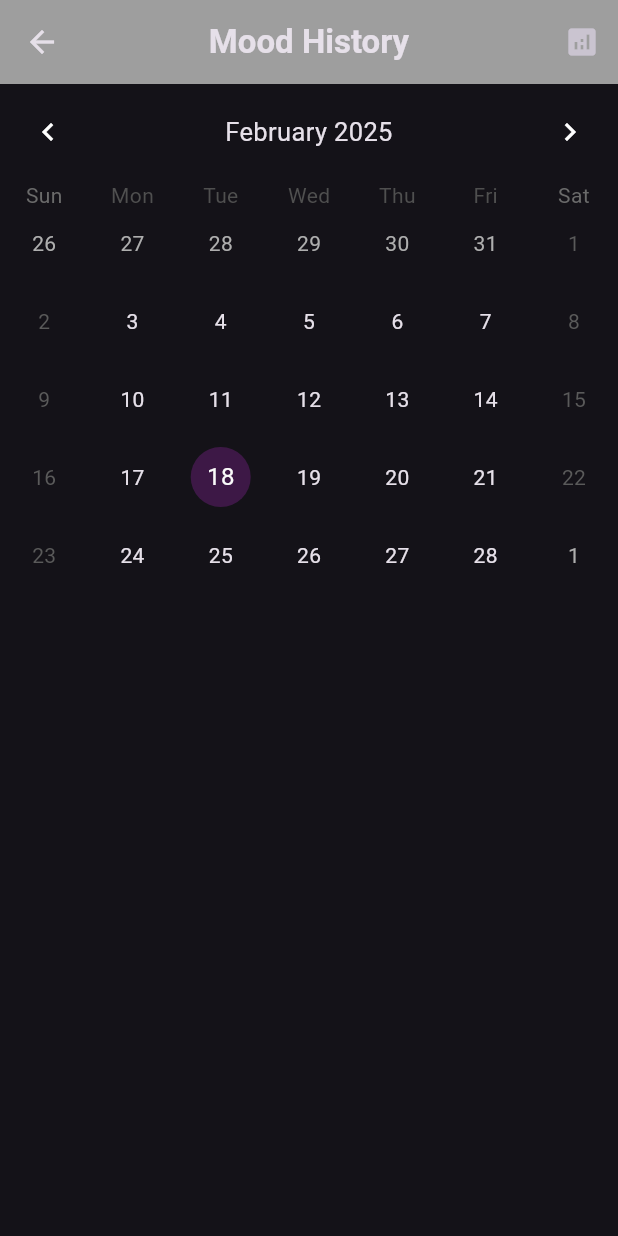
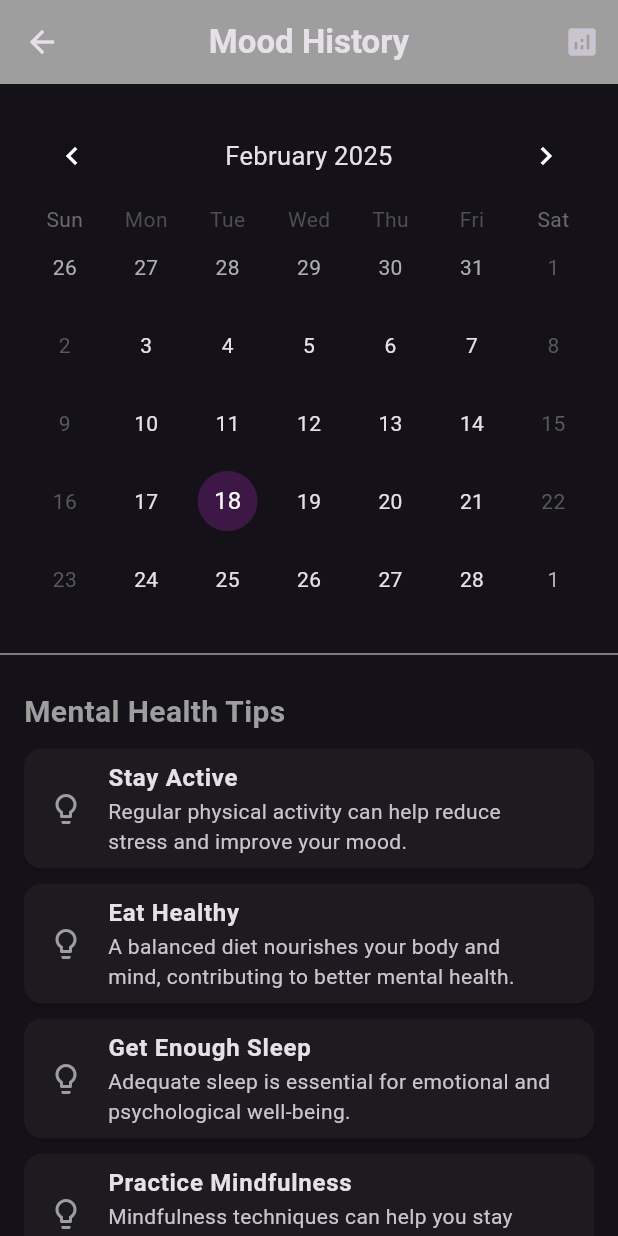
Before and after one commit to aaize/mentalhealth, a Flutter app: the MoodHistoryScreen screen opened directly with empty values, on a phone screen of 412 x 824 dp. Run offline on Flutter 3.47's test engine with Material 3 defaults, Android fonts, the phone set to English and light mode, and no system bars; drawn by our look-alikes of table_calendar; our stand-ins replace cloud_firestore, firebase_auth, firebase_core, fl_chart, fluttertoast, google_fonts and 4 more; accounts and stored records are empty.

Commit message:
mentalhealth

```diff
--- a/lib/screens/moodtracking/mood_history_screen.dart
+++ b/lib/screens/moodtracking/mood_history_screen.dart
@@ -7,8 +7,7 @@ import 'package:mentalhealth/screens/moodtracking/mood_analytics_screen.dart';
 
 class MoodHistoryScreen extends StatefulWidget {
   final String email;
-  final Color backgroundColor; // Receive the backgroundColor
-
+  final Color backgroundColor;
 
   const MoodHistoryScreen({Key? key, required this.email, required this.backgroundColor}) : super(key: key);
 
@@ -59,20 +58,31 @@ class _MoodHistoryScreenState extends State<MoodHistoryScreen> {
     return Scaffold(
       appBar: AppBar(
         centerTitle: true,
-        title: Text('Mood History',
-        style: TextStyle(fontWeight: FontWeight.bold),),
-        backgroundColor: widget.backgroundColor, // Use backgroundColor here
+        title: Text(
+          'Mood History',
+          style: TextStyle(fontWeight: FontWeight.bold),
+        ),
+        backgroundColor: widget.backgroundColor,
         actions: [
           IconButton(
             icon: Icon(Icons.analytics),
             onPressed: () => Navigator.push(
               context,
-              MaterialPageRoute(builder: (_) => MoodAnalyticsScreen(email: widget.email,backgroundColor: widget.backgroundColor,)),
+              MaterialPageRoute(
+                builder: (_) => MoodAnalyticsScreen(
+                  email: widget.email,
+                  backgroundColor: widget.backgroundColor,
+                ),
+              ),
             ),
           ),
         ],
       ),
-      body: StreamBuilder<QuerySnapshot>(
+      body: SingleChildScrollView(
+        child: Column(
+          children: [
+            // Mood Calendar Section
+            StreamBuilder<QuerySnapshot>(
               stream: _moodEntriesStream,
               builder: (context, snapshot) {
                 if (snapshot.hasError) return Text('Error: ${snapshot.error}');
@@ -84,11 +94,74 @@ class _MoodHistoryScreenState extends State<MoodHistoryScreen> {
                     .map((doc) => MoodEntry.fromMap(doc.data() as Map<String, dynamic>))
                     .toList();
 
-          return MoodCalendar(
+                return Padding(
+                  padding: const EdgeInsets.all(16.0),
+                  child: MoodCalendar(
                     moodEntries: moodEntries,
                     onDayPressed: (date) => _showEmojiPicker(context, date),
+                  ),
                 );
               },
+            ),
+            // Divider
+            Divider(
+              color: Colors.grey,
+              thickness: 1,
+            ),
+            // Tips Section
+            Padding(
+              padding: const EdgeInsets.all(16.0),
+              child: Column(
+                crossAxisAlignment: CrossAxisAlignment.start,
+                children: [
+                  Text(
+                    'Mental Health Tips',
+                    style: TextStyle(
+                      fontSize: 20,
+                      fontWeight: FontWeight.bold,
+                      color: widget.backgroundColor,
+                    ),
+                  ),
+                  SizedBox(height: 10),
+                  _buildTipCard(
+                    'Stay Active',
+                    'Regular physical activity can help reduce stress and improve your mood.',
+                  ),
+                  _buildTipCard(
+                    'Eat Healthy',
+                    'A balanced diet nourishes your body and mind, contributing to better mental health.',
+                  ),
+                  _buildTipCard(
+                    'Get Enough Sleep',
+                    'Adequate sleep is essential for emotional and psychological well-being.',
+                  ),
+                  _buildTipCard(
+                    'Practice Mindfulness',
+                    'Mindfulness techniques can help you stay grounded and manage stress effectively.',
+                  ),
+                  _buildTipCard(
+                    'Connect with Others',
+                    'Building strong relationships can provide emotional support and improve your mood.',
+                  ),
+                ],
+              ),
+            ),
+          ],
+        ),
+      ),
+    );
+  }
+
+  Widget _buildTipCard(String title, String description) {
+    return Card(
+      margin: EdgeInsets.only(bottom: 10),
+      child: ListTile(
+        leading: Icon(Icons.lightbulb_outline, color: widget.backgroundColor),
+        title: Text(
+          title,
+          style: TextStyle(fontWeight: FontWeight.bold),
+        ),
+        subtitle: Text(description),
       ),
     );
   }
```
Also changed, not shown: lib/screens/hscreens/ResultScreen.dart (+15 -20 lines). Lines whose indentation alone changed are shown as unchanged.
